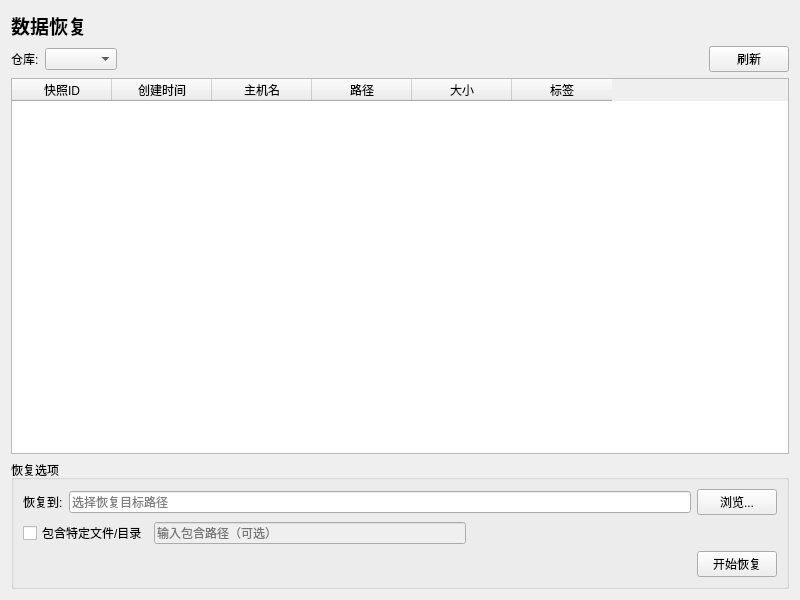
Qt form src/ui/pages/RestorePage.ui (zhanglt/restic-gui) before a commit.
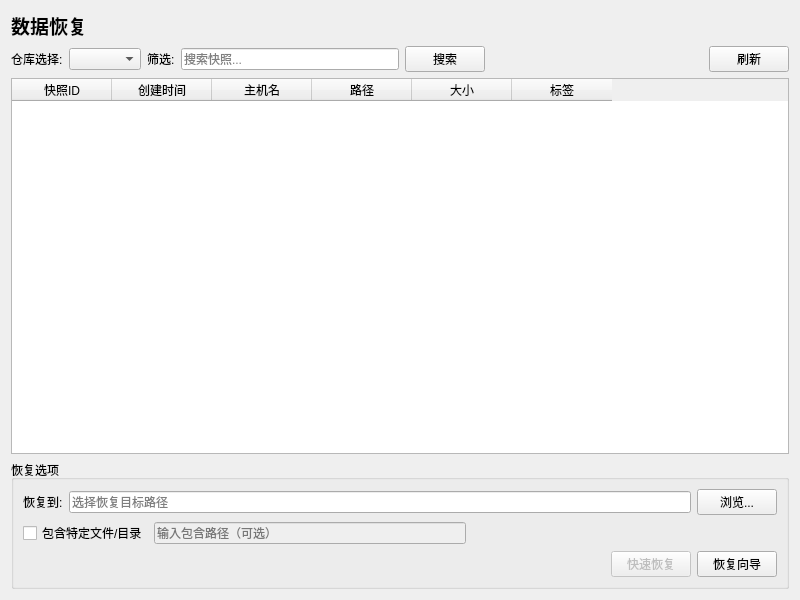
The same form after that commit.

Commit message: 优化数据恢复界面及部分功能

```diff
--- a/src/ui/pages/RestorePage.ui
+++ b/src/ui/pages/RestorePage.ui
@@ -30,7 +30,7 @@
      <item>
       <widget class="QLabel" name="label_2">
        <property name="text">
-        <string>仓库:</string>
+        <string>仓库选择:</string>
        </property>
       </widget>
      </item>
@@ -39,6 +39,30 @@
        <property name="minimumWidth">
         <number>200</number>
        </property>
+       <property name="maximumWidth">
+        <number>250</number>
+       </property>
+      </widget>
+     </item>
+     <item>
+      <widget class="QLabel" name="label_filter">
+       <property name="text">
+        <string>筛选:</string>
+       </property>
+      </widget>
+     </item>
+     <item>
+      <widget class="QLineEdit" name="filterEdit">
+       <property name="placeholderText">
+        <string>搜索快照...</string>
+       </property>
+      </widget>
+     </item>
+     <item>
+      <widget class="QPushButton" name="searchButton">
+       <property name="text">
+        <string>搜索</string>
+       </property>
       </widget>
      </item>
      <item>
@@ -192,13 +216,23 @@
           </property>
          </spacer>
         </item>
+        <item>
+         <widget class="QPushButton" name="quickRestoreButton">
+          <property name="enabled">
+           <bool>false</bool>
+          </property>
+          <property name="text">
+           <string>快速恢复</string>
+          </property>
+         </widget>
+        </item>
         <item>
          <widget class="QPushButton" name="restoreButton">
-          <property name="text">
-           <string>开始恢复</string>
+          <property name="enabled">
+           <bool>true</bool>
           </property>
-          <property name="minimumWidth">
-           <number>150</number>
+          <property name="text">
+           <string>恢复向导</string>
           </property>
          </widget>
         </item>
```
The commit also changes 10 other files.
